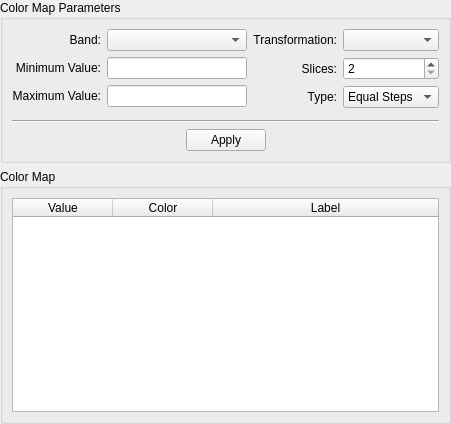
The window that src/terralib/qt/widgets/se/ui/ColorMapWidgetForm.ui (claudiobogossian/terralib5) describes before a commit, drawn with Qt 5.
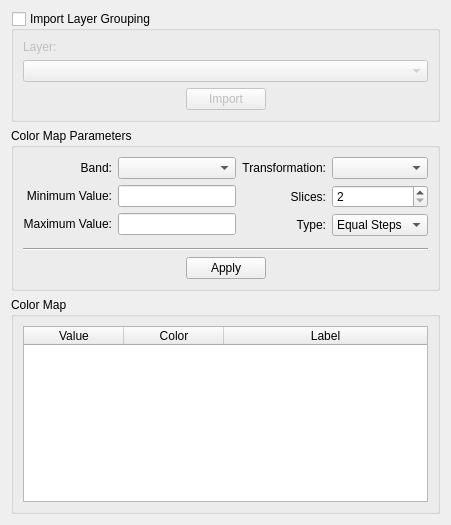
The same window after the commit.

Diff of the .ui file:
```diff
--- a/src/terralib/qt/widgets/se/ui/ColorMapWidgetForm.ui
+++ b/src/terralib/qt/widgets/se/ui/ColorMapWidgetForm.ui
@@ -7,19 +7,82 @@
     <x>0</x>
     <y>0</y>
     <width>451</width>
-    <height>424</height>
+    <height>525</height>
    </rect>
   </property>
   <property name="windowTitle">
    <string>Color Map</string>
   </property>
-  <layout class="QGridLayout" name="gridLayout_15">
-   <property name="margin">
-    <number>0</number>
-   </property>
+  <layout class="QGridLayout" name="gridLayout_14">
    <item row="0" column="0">
-    <layout class="QGridLayout" name="gridLayout_14">
-     <item row="0" column="0">
+    <layout class="QVBoxLayout" name="verticalLayout">
+     <item>
+      <widget class="QGroupBox" name="m_importGroupBox">
+       <property name="title">
+        <string>Import Layer Grouping</string>
+       </property>
+       <property name="checkable">
+        <bool>true</bool>
+       </property>
+       <property name="checked">
+        <bool>false</bool>
+       </property>
+       <layout class="QGridLayout" name="gridLayout_15">
+        <item row="0" column="0">
+         <layout class="QVBoxLayout" name="verticalLayout_2">
+          <item>
+           <widget class="QLabel" name="label_7">
+            <property name="text">
+             <string>Layer:</string>
+            </property>
+           </widget>
+          </item>
+          <item>
+           <widget class="QComboBox" name="m_layersComboBox"/>
+          </item>
+          <item>
+           <layout class="QHBoxLayout" name="horizontalLayout">
+            <item>
+             <spacer name="horizontalSpacer_4">
+              <property name="orientation">
+               <enum>Qt::Horizontal</enum>
+              </property>
+              <property name="sizeHint" stdset="0">
+               <size>
+                <width>40</width>
+                <height>20</height>
+               </size>
+              </property>
+             </spacer>
+            </item>
+            <item>
+             <widget class="QPushButton" name="m_importPushButton">
+              <property name="text">
+               <string>Import</string>
+              </property>
+             </widget>
+            </item>
+            <item>
+             <spacer name="horizontalSpacer_5">
+              <property name="orientation">
+               <enum>Qt::Horizontal</enum>
+              </property>
+              <property name="sizeHint" stdset="0">
+               <size>
+                <width>40</width>
+                <height>20</height>
+               </size>
+              </property>
+             </spacer>
+            </item>
+           </layout>
+          </item>
+         </layout>
+        </item>
+       </layout>
+      </widget>
+     </item>
+     <item>
       <widget class="QGroupBox" name="m_groupBox">
        <property name="title">
         <string>Color Map Parameters</string>
@@ -240,7 +303,7 @@
        </layout>
       </widget>
      </item>
-     <item row="1" column="0">
+     <item>
       <widget class="QGroupBox" name="groupBox">
        <property name="title">
         <string>Color Map</string>
```
Left out of the diff: 19 changed lines with no effect on the pictures.
